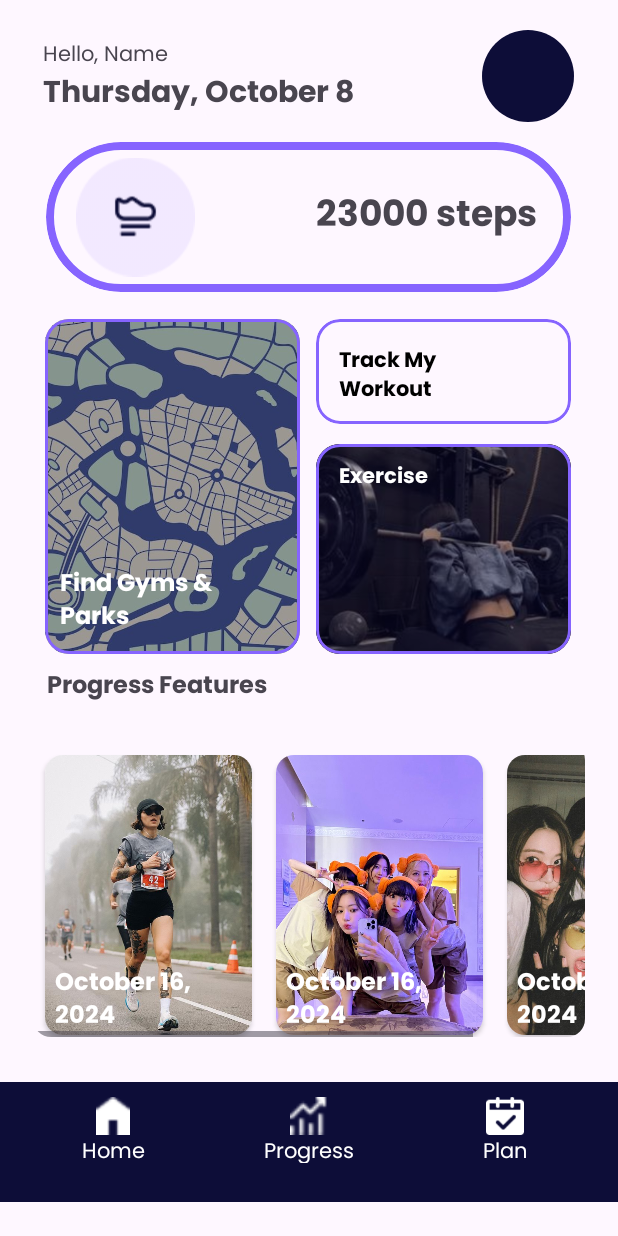
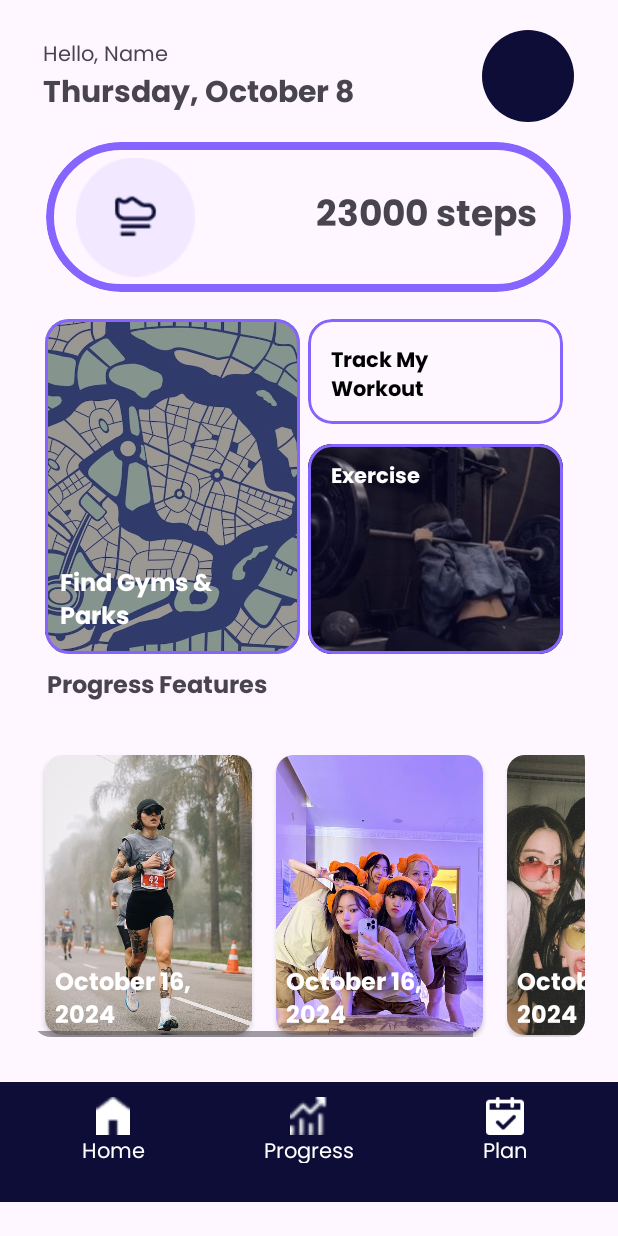
Before and after one commit to casophiaa/FitTrackMobileApp, an Android app: the Dashboard screen opened directly, with no data from a screen before it, on a phone screen of 412 x 824 dp. Run offline under Robolectric (Android 15) with nearby library versions, the phone set to English and light mode, and no system bars.

Commit message:
finished dashboard & connected track and exercise views

```diff
--- a/app/src/main/res/layout/activity_dashboard.xml
+++ b/app/src/main/res/layout/activity_dashboard.xml
@@ -92,15 +92,16 @@
         android:layout_height="70dp"
         android:layout_marginTop="18dp"
         android:layout_marginEnd="31dp"
+        android:clickable="true"
         android:focusable="true"
-        android:clickable="true"
+        android:onClick="trackMyWorkout"
         app:cardBackgroundColor="@android:color/transparent"
         app:cardCornerRadius="16dp"
         app:layout_constraintEnd_toEndOf="parent"
+        app:layout_constraintStart_toEndOf="@+id/findMaps"
         app:layout_constraintTop_toBottomOf="@+id/stepsCount"
         app:strokeColor="#8664FF"
-        app:strokeWidth="2dp"
-        android:onClick="trackMyWorkout">
+        app:strokeWidth="2dp">
 
         <TextView
             android:id="@+id/textView"
@@ -163,15 +164,16 @@
         android:layout_height="140dp"
         android:layout_marginTop="13dp"
         android:layout_marginEnd="31dp"
+        android:clickable="true"
+        android:focusable="true"
+        android:onClick="exerciseWithMe"
         app:cardBackgroundColor="@android:color/transparent"
         app:cardCornerRadius="16dp"
         app:layout_constraintEnd_toEndOf="parent"
+        app:layout_constraintStart_toEndOf="@+id/findMaps"
         app:layout_constraintTop_toBottomOf="@+id/trackWorkout"
         app:strokeColor="#8664FF"
-        app:strokeWidth="2dp"
-        android:clickable="true"
-        android:focusable="true"
-        android:onClick="exerciseWithMe">
+        app:strokeWidth="2dp">
 
 
         <ImageView
```
